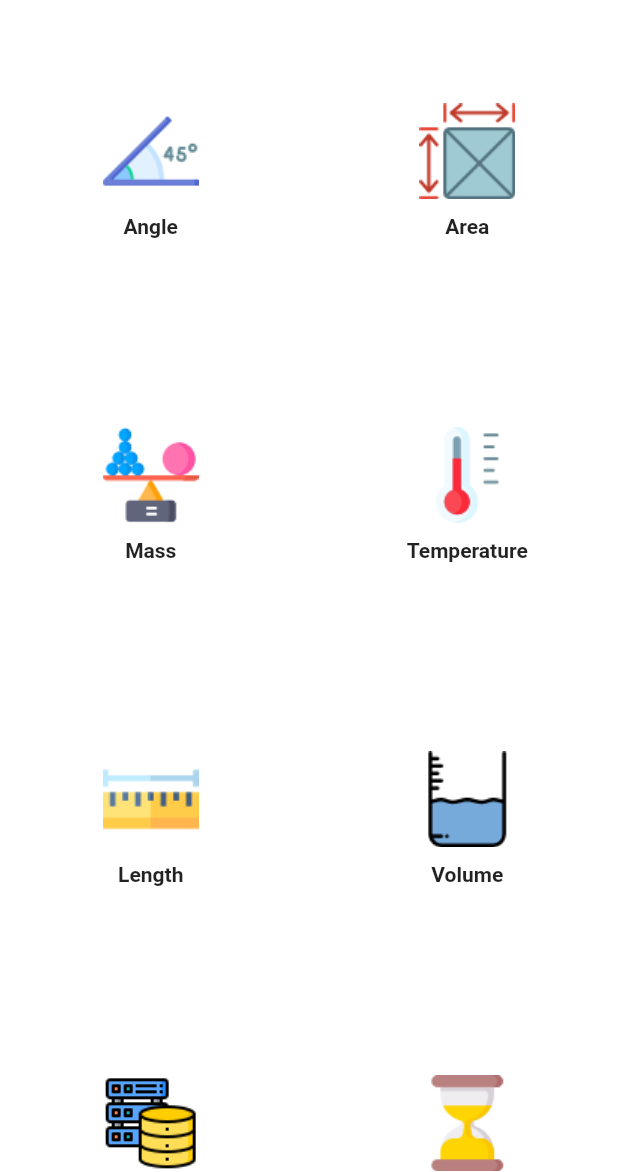
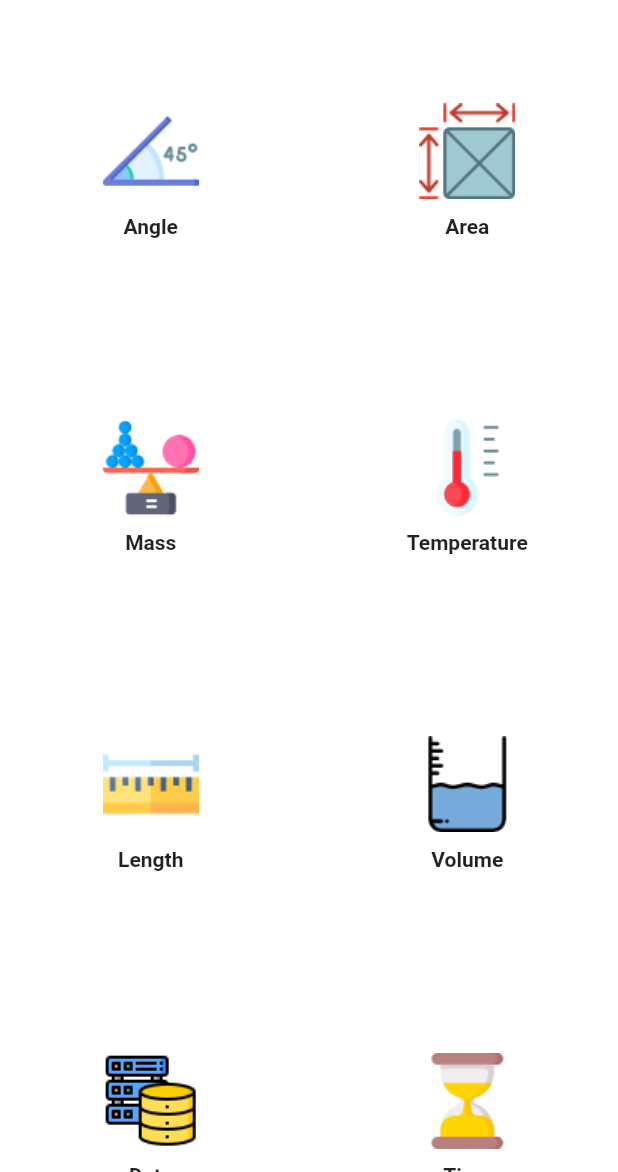
Before and after one commit to PratikAmonkar/Unit-Calculator, a Flutter app: the screen it shows after launch, on a phone screen of 412 x 824 dp, the part 64-1236 px from its top. Run offline on Flutter 3.47's test engine with Material 2 defaults, Android fonts, the phone set to English and light mode, and no system bars.

Commit message:
handling orientation and responsive layout w.r.t mobile and tablet

```diff
--- a/lib/main.dart
+++ b/lib/main.dart
@@ -1,5 +1,5 @@
 import 'package:flutter/material.dart';
-import 'package:unit_converter/screens/category_page.dart';
+import 'package:unit_converter/utils/device_selection.dart';
 
 void main() {
   runApp(const MyApp());
@@ -16,7 +16,7 @@ class MyApp extends StatelessWidget {
         primarySwatch: Colors.purple,
       ),
       debugShowCheckedModeBanner: false,
-      home: const CategoryPage(),
+      home: const DeviceSelection(),
     );
   }
 }
--- a/lib/screens/area_category_page.dart
+++ b/lib/screens/common/area_category_page.dart
@@ -147,7 +147,6 @@ class _AngleCategoryPageState extends State<AreaCategoryPage> {
                         fontWeight: FontWeight.w300,
                         color: Colors.purple,
                       ),
-                      //initialValue: "0.0",
                       keyboardType: TextInputType.number,
                       decoration: const InputDecoration(
                         hintText: "0.0",
--- a/lib/screens/category_page.dart
+++ b/lib/screens/mobile/mobile_screen.dart
@@ -1,23 +1,23 @@
 import 'package:flutter/material.dart';
 import 'package:flutter/services.dart';
 import 'package:unit_converter/model/category_model.dart';
-import 'package:unit_converter/screens/angle_category_page.dart';
-import 'package:unit_converter/screens/area_category_page.dart';
-import 'package:unit_converter/screens/data_category_page.dart';
-import 'package:unit_converter/screens/length_category_page.dart';
-import 'package:unit_converter/screens/mass_category_page.dart';
-import 'package:unit_converter/screens/temperature_category_page.dart';
-import 'package:unit_converter/screens/time_category_page.dart';
-import 'package:unit_converter/screens/volume_category_page.dart';
+import 'package:unit_converter/screens/common/angle_category_page.dart';
+import 'package:unit_converter/screens/common/area_category_page.dart';
+import 'package:unit_converter/screens/common/data_category_page.dart';
+import 'package:unit_converter/screens/common/length_category_page.dart';
+import 'package:unit_converter/screens/common/mass_category_page.dart';
+import 'package:unit_converter/screens/common/temperature_category_page.dart';
+import 'package:unit_converter/screens/common/time_category_page.dart';
+import 'package:unit_converter/screens/common/volume_category_page.dart';
 
-class CategoryPage extends StatefulWidget {
-  const CategoryPage({Key? key}) : super(key: key);
+class MobileScreen extends StatefulWidget {
+  const MobileScreen({Key? key}) : super(key: key);
 
   @override
-  State<CategoryPage> createState() => _CategoryPageState();
+  State<MobileScreen> createState() => _MobileScreenState();
 }
 
-class _CategoryPageState extends State<CategoryPage> {
+class _MobileScreenState extends State<MobileScreen> {
   final List<CategoryImage> _items = [
     CategoryImage(
       "images/angle.png",
@@ -55,6 +55,8 @@ class _CategoryPageState extends State<CategoryPage> {
 
   @override
   Widget build(BuildContext context) {
+    final bool isPortrait =
+        MediaQuery.of(context).orientation == Orientation.portrait;
     return Scaffold(
       backgroundColor: Colors.white,
       appBar: AppBar(
@@ -75,10 +77,10 @@ class _CategoryPageState extends State<CategoryPage> {
         ),
       ),
       body: GridView.builder(
-        gridDelegate: const SliverGridDelegateWithFixedCrossAxisCount(
-          crossAxisSpacing: 10,
-          mainAxisSpacing: 15,
-          crossAxisCount: 2,
+        gridDelegate: SliverGridDelegateWithFixedCrossAxisCount(
+          crossAxisSpacing: isPortrait ? 10 : 7,
+          mainAxisSpacing: isPortrait ? 10 : 7,
+          crossAxisCount: isPortrait ? 2 : 3,
         ),
         itemCount: _items.length,
         itemBuilder: (context, index) {
@@ -134,8 +136,6 @@ class _CategoryPageState extends State<CategoryPage> {
                 );
               }
             },
-            child: Padding(
-              padding: const EdgeInsets.all(10.0),
             child: Column(
               mainAxisAlignment: MainAxisAlignment.center,
               children: [
@@ -153,7 +153,6 @@ class _CategoryPageState extends State<CategoryPage> {
                 ),
               ],
             ),
-            ),
           );
         },
       ),
--- /dev/null
+++ b/lib/utils/device_selection.dart
@@ -0,0 +1,16 @@
+import "package:flutter/material.dart";
+import '../screens/mobile/mobile_screen.dart';
+import '../screens/tablet/table_screen.dart';
+
+class DeviceSelection extends StatelessWidget {
+  const DeviceSelection({Key? key}) : super(key: key);
+
+  @override
+  Widget build(BuildContext context) {
+    var mobileSize = MediaQuery.of(context).size.shortestSide;
+    final bool isMobile = mobileSize < 600;
+    return Scaffold(
+      body: isMobile ? const MobileScreen() : const TabletScreen(),
+    );
+  }
+}
--- a/pubspec.yaml
+++ b/pubspec.yaml
@@ -15,7 +15,7 @@ publish_to: 'none' # Remove this line if you wish to publish to pub.dev
 # In iOS, build-name is used as CFBundleShortVersionString while build-number used as CFBundleVersion.
 # Read more about iOS versioning at
 # https://developer.apple.com/library/archive/documentation/General/Reference/InfoPlistKeyReference/Articles/CoreFoundationKeys.html
-version: 1.0.0+1
+version: 2.0.0+1
 
 environment:
   sdk: ">=2.16.1 <3.0.0"
```
Also changed, not shown: lib/screens/common/angle_category_page.dart (renamed from lib/screens/temperature_category_page.dart, +41 -49 lines), lib/screens/common/data_category_page.dart (renamed from lib/screens/angle_category_page.dart, +19 -15 lines), lib/screens/common/length_category_page.dart (renamed from lib/screens/mass_category_page.dart, +22 -21 lines), lib/screens/common/mass_category_page.dart (renamed from lib/screens/length_category_page.dart, +29 -29 lines), lib/screens/common/temperature_category_page.dart (renamed from lib/screens/data_category_page.dart, +21 -26 lines), lib/screens/common/time_category_page.dart (renamed from lib/screens/volume_category_page.dart, +24 -24 lines), lib/screens/common/volume_category_page.dart (renamed from lib/screens/time_category_page.dart, +24 -25 lines), lib/screens/tablet/table_screen.dart (added, +166 -0 lines), 1 other file. Lines whose indentation alone changed are shown as unchanged.
